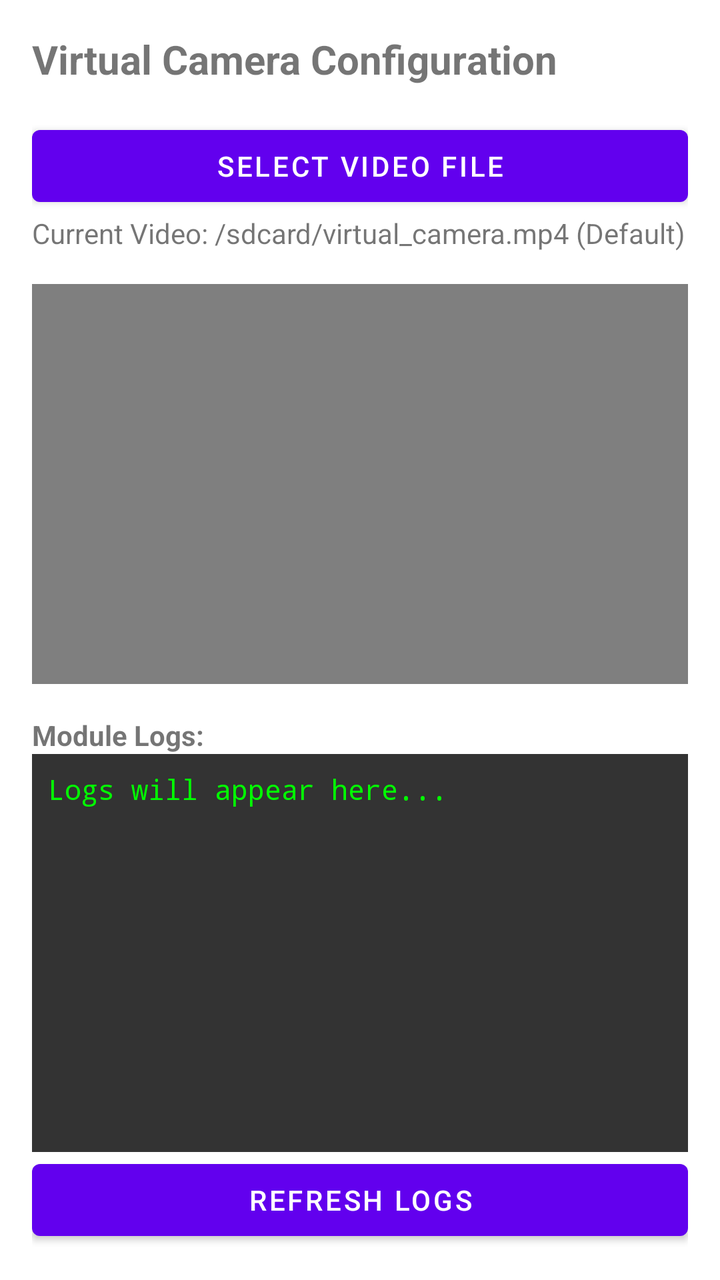
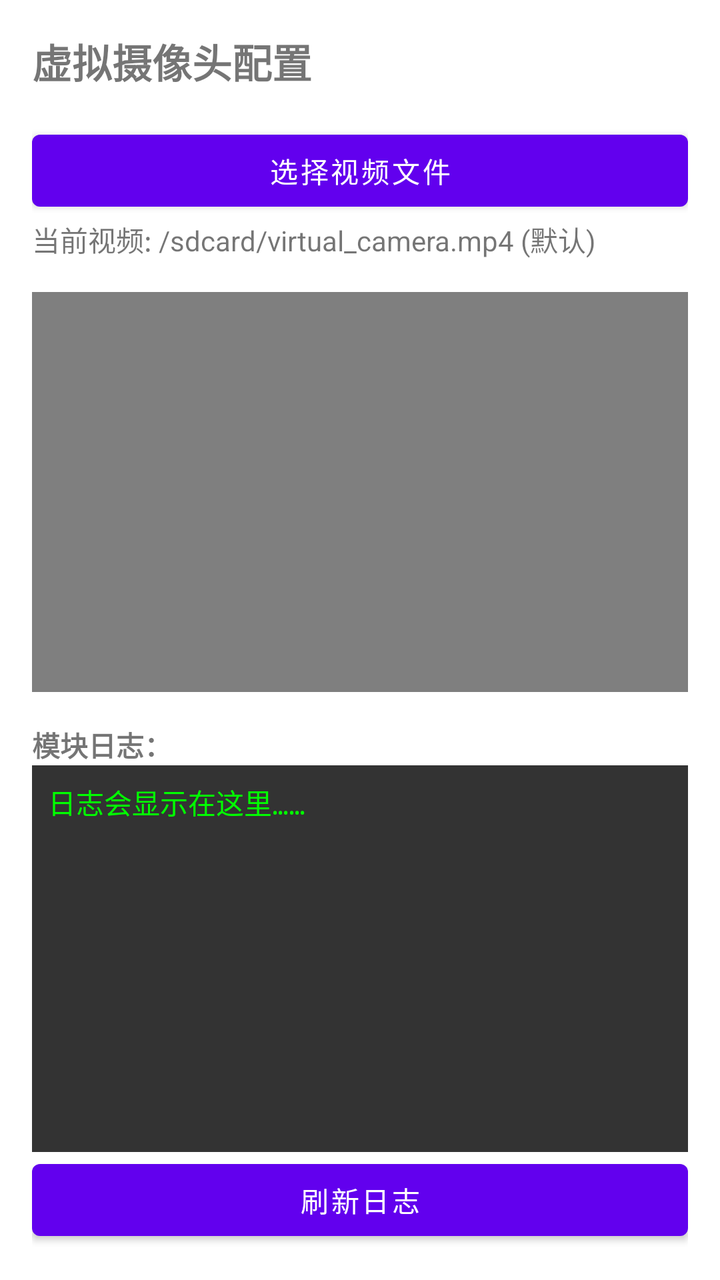

An Android layout rendered at two revisions. The XML below is the earlier revision; the diff shows what the commit changed to produce the second picture.
<!-- AndroidManifest.xml: fallback theme Theme.MaterialComponents.DayNight.NoActionBar -->
<!-- res/layout/activity_main.xml -->
<?xml version="1.0" encoding="utf-8"?>
<LinearLayout xmlns:android="http://schemas.android.com/apk/res/android"
    android:layout_width="match_parent"
    android:layout_height="match_parent"
    android:orientation="vertical"
    android:padding="16dp">

    <TextView
        android:layout_width="wrap_content"
        android:layout_height="wrap_content"
        android:text="Virtual Camera Configuration"
        android:textSize="20sp"
        android:textStyle="bold"
        android:layout_marginBottom="16dp"/>

    <Button
        android:id="@+id/btn_select_video"
        android:layout_width="match_parent"
        android:layout_height="wrap_content"
        android:text="Select Video File" />

    <TextView
        android:id="@+id/tv_video_path"
        android:layout_width="match_parent"
        android:layout_height="wrap_content"
        android:text="Current Video: /sdcard/virtual_camera.mp4 (Default)"
        android:layout_marginBottom="16dp"/>

    <VideoView
        android:id="@+id/video_preview"
        android:layout_width="match_parent"
        android:layout_height="200dp"
        android:layout_marginBottom="16dp"
        android:background="#EEE"/>

    <TextView
        android:layout_width="wrap_content"
        android:layout_height="wrap_content"
        android:text="Module Logs:"
        android:textStyle="bold"/>

    <ScrollView
        android:layout_width="match_parent"
        android:layout_height="0dp"
        android:layout_weight="1"
        android:background="#333333">
        <TextView
            android:id="@+id/tv_logs"
            android:layout_width="match_parent"
            android:layout_height="wrap_content"
            android:textColor="#00FF00"
            android:padding="8dp"
            android:text="Logs will appear here..."
            android:typeface="monospace"/>
    </ScrollView>

    <Button
        android:id="@+id/btn_refresh_logs"
        android:layout_width="match_parent"
        android:layout_height="wrap_content"
        android:text="Refresh Logs" />

</LinearLayout>
<!-- resources referenced by this layout -->
<resources>

</resources>

<!-- the commit's change to res/layout/activity_main.xml (unified diff, before → after) -->
@@ -8,7 +8,7 @@
     <TextView
         android:layout_width="wrap_content"
         android:layout_height="wrap_content"
-        android:text="Virtual Camera Configuration"
+        android:text="虚拟摄像头配置"
         android:textSize="20sp"
         android:textStyle="bold"
         android:layout_marginBottom="16dp"/>
@@ -17,13 +17,13 @@
         android:id="@+id/btn_select_video"
         android:layout_width="match_parent"
         android:layout_height="wrap_content"
-        android:text="Select Video File" />
+        android:text="选择视频文件" />
 
     <TextView
         android:id="@+id/tv_video_path"
         android:layout_width="match_parent"
         android:layout_height="wrap_content"
-        android:text="Current Video: /sdcard/virtual_camera.mp4 (Default)"
+        android:text="当前视频: /sdcard/virtual_camera.mp4 (默认)"
         android:layout_marginBottom="16dp"/>
 
     <VideoView
@@ -36,7 +36,7 @@
     <TextView
         android:layout_width="wrap_content"
         android:layout_height="wrap_content"
-        android:text="Module Logs:"
+        android:text="模块日志："
         android:textStyle="bold"/>
 
     <ScrollView
@@ -50,7 +50,7 @@
             android:layout_height="wrap_content"
             android:textColor="#00FF00"
             android:padding="8dp"
-            android:text="Logs will appear here..."
+            android:text="日志会显示在这里……"
             android:typeface="monospace"/>
     </ScrollView>
 
@@ -58,6 +58,6 @@
         android:id="@+id/btn_refresh_logs"
         android:layout_width="match_parent"
         android:layout_height="wrap_content"
-        android:text="Refresh Logs" />
+        android:text="刷新日志" />
 
 </LinearLayout>
